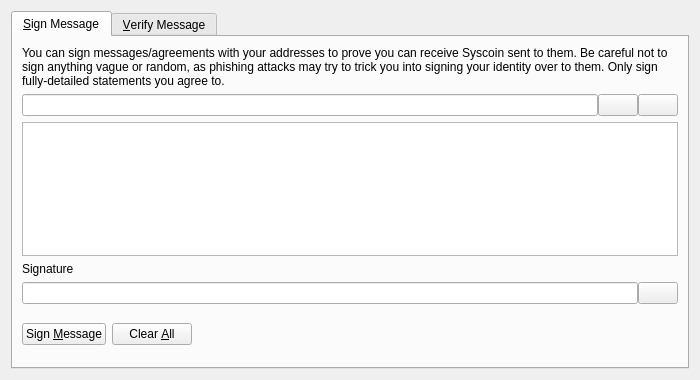
Above: src/qt/forms/signverifymessagedialog.ui from martkist/martkist before the change. Below: the same form after it.
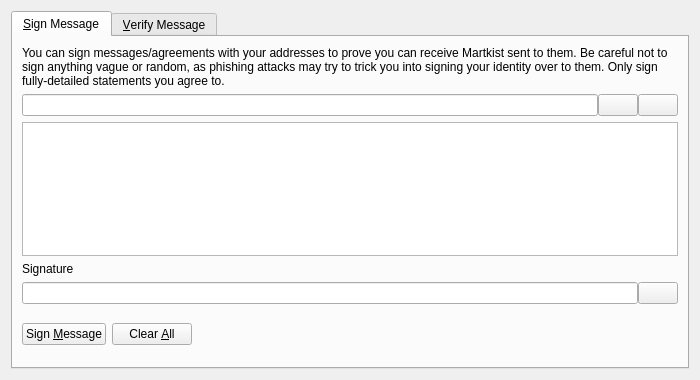
That is the form after the change. Custom widgets are drawn as their Qt base class.

The edit to the form file:
```diff
--- a/src/qt/forms/signverifymessagedialog.ui
+++ b/src/qt/forms/signverifymessagedialog.ui
@@ -30,7 +30,7 @@
        <item>
         <widget class="QLabel" name="infoLabel_SM">
          <property name="text">
-          <string>You can sign messages/agreements with your addresses to prove you can receive Syscoin sent to them. Be careful not to sign anything vague or random, as phishing attacks may try to trick you into signing your identity over to them. Only sign fully-detailed statements you agree to.</string>
+          <string>You can sign messages/agreements with your addresses to prove you can receive Martkist sent to them. Be careful not to sign anything vague or random, as phishing attacks may try to trick you into signing your identity over to them. Only sign fully-detailed statements you agree to.</string>
          </property>
          <property name="textFormat">
           <enum>Qt::PlainText</enum>
```
Left out of the diff: 10 changed lines with no effect on the pictures.
